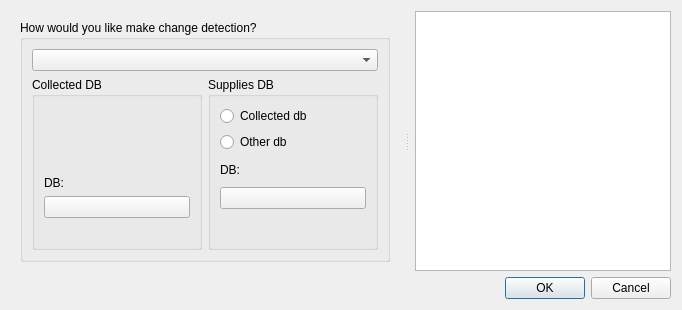
This is asistente_ladm_col/ui/change_detection/dlg_change_detection_settings.ui in SwissTierrasColombia/Asistente-LADM-COL as Qt 5 draws it before an edit. The edited form follows.
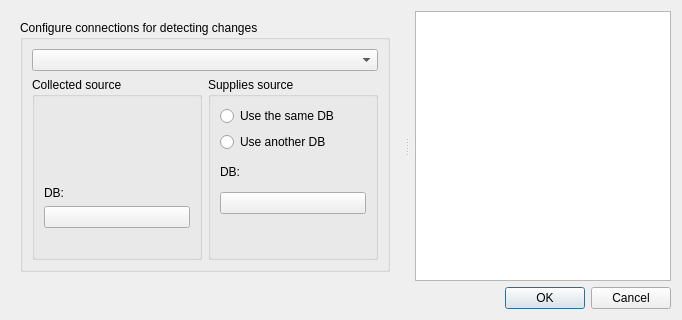
This is the edited form. Icons and pictures are not drawn.

Commit message: [changes] Minor adjustments to PR #284

The edit to the form file:
```diff
--- a/asistente_ladm_col/ui/change_detection/dlg_change_detection_settings.ui
+++ b/asistente_ladm_col/ui/change_detection/dlg_change_detection_settings.ui
@@ -7,7 +7,7 @@
     <x>0</x>
     <y>0</y>
     <width>682</width>
-    <height>310</height>
+    <height>320</height>
    </rect>
   </property>
   <property name="windowTitle">
@@ -55,7 +55,7 @@
        <item row="0" column="0">
         <widget class="QGroupBox" name="gbx_page1">
          <property name="title">
-          <string>How would you like make change detection?</string>
+          <string>Configure connections for detecting changes</string>
          </property>
          <layout class="QGridLayout" name="gridLayout_3">
           <item row="1" column="0">
@@ -71,7 +71,7 @@
                  </font>
                 </property>
                 <property name="title">
-                 <string>Collected DB</string>
+                 <string>Collected source</string>
                 </property>
                 <layout class="QVBoxLayout" name="verticalLayout_2">
                  <item>
@@ -151,20 +151,20 @@
               <item row="0" column="0">
                <widget class="QGroupBox" name="groupBox">
                 <property name="title">
-                 <string>Supplies DB</string>
+                 <string>Supplies source</string>
                 </property>
                 <layout class="QVBoxLayout" name="verticalLayout">
                  <item>
                   <widget class="QRadioButton" name="radio_button_same_db">
                    <property name="text">
-                    <string>Collected db</string>
+                    <string>Use the same DB</string>
                    </property>
                   </widget>
                  </item>
                  <item>
                   <widget class="QRadioButton" name="radio_button_other_db">
                    <property name="text">
-                    <string>Other db</string>
+                    <string>Use another DB</string>
                    </property>
                   </widget>
                  </item>
```
The commit also changes 2 other files.
